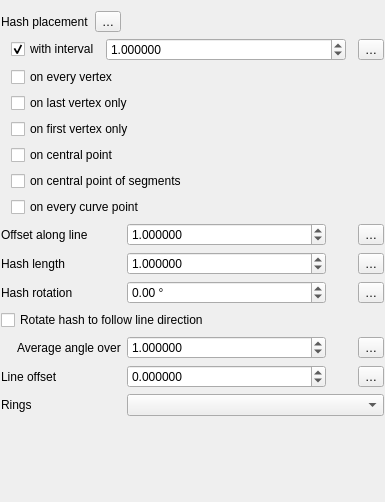
First picture: the form in src/ui/symbollayer/widget_hashline.ui, repository qgis/QGIS, before the edit.
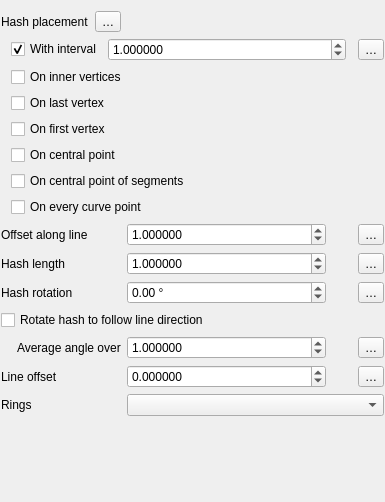
Second picture: the form after the edit. Custom widgets are drawn as their Qt base class.

Commit message: [feature] Replace marker/hash line "on vertices" placement option with "on inner vertices"

```diff
--- a/src/ui/symbollayer/widget_hashline.ui
+++ b/src/ui/symbollayer/widget_hashline.ui
@@ -46,7 +46,7 @@
        <item>
         <widget class="QCheckBox" name="mCheckInterval">
          <property name="text">
-          <string>with interval</string>
+          <string>With interval</string>
          </property>
          <property name="checked">
           <bool>true</bool>
@@ -119,42 +119,42 @@
      <item row="4" column="1">
       <widget class="QCheckBox" name="mCheckVertex">
        <property name="text">
-        <string>on every vertex</string>
+        <string>On inner vertices</string>
        </property>
       </widget>
      </item>
      <item row="5" column="1">
       <widget class="QCheckBox" name="mCheckVertexLast">
        <property name="text">
-        <string>on last vertex only</string>
+        <string>On last vertex</string>
        </property>
       </widget>
      </item>
      <item row="6" column="1">
       <widget class="QCheckBox" name="mCheckVertexFirst">
        <property name="text">
-        <string>on first vertex only</string>
+        <string>On first vertex</string>
        </property>
       </widget>
      </item>
      <item row="7" column="1">
       <widget class="QCheckBox" name="mCheckCentralPoint">
        <property name="text">
-        <string>on central point</string>
+        <string>On central point</string>
        </property>
       </widget>
      </item>
      <item row="8" column="1">
       <widget class="QCheckBox" name="mCheckSegmentCentralPoint">
        <property name="text">
-        <string>on central point of segments</string>
+        <string>On central point of segments</string>
        </property>
       </widget>
      </item>
      <item row="9" column="1">
       <widget class="QCheckBox" name="mCheckCurvePoint">
        <property name="text">
-        <string>on every curve point</string>
+        <string>On every curve point</string>
        </property>
       </widget>
      </item>
```
Left out of the diff: 3 changed lines with no effect on the pictures. The commit also changes 11 other files.
